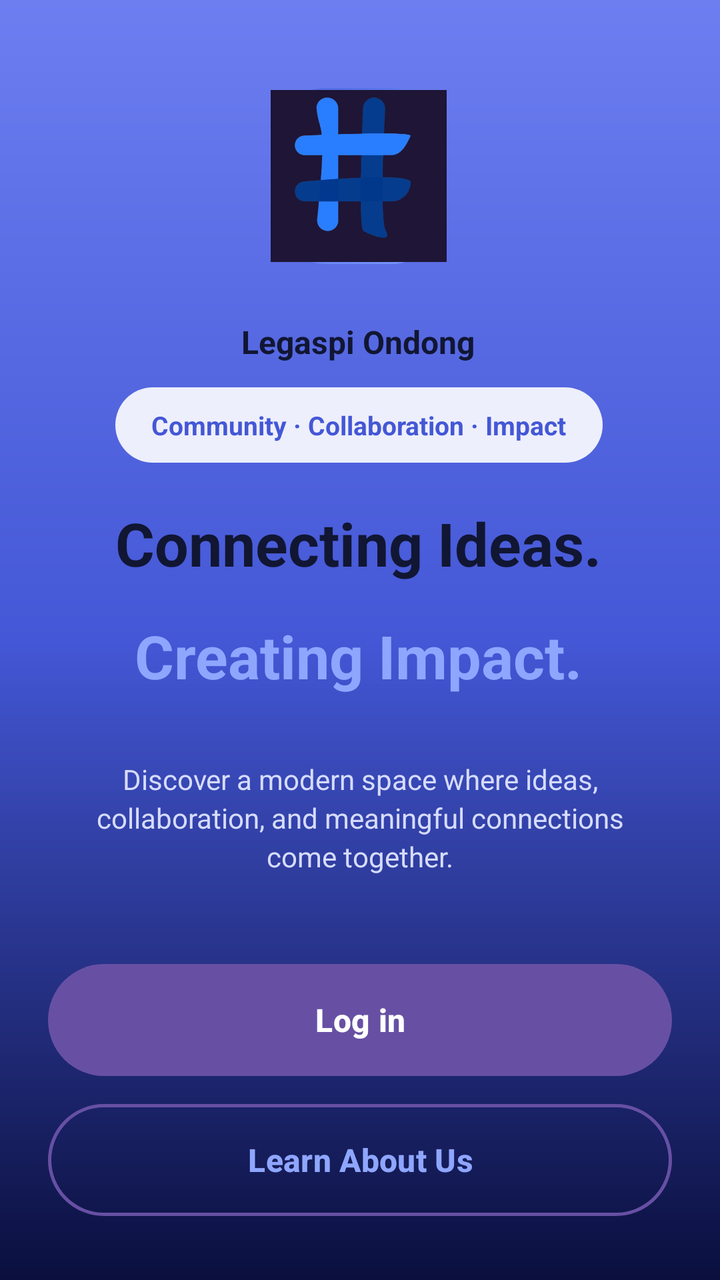
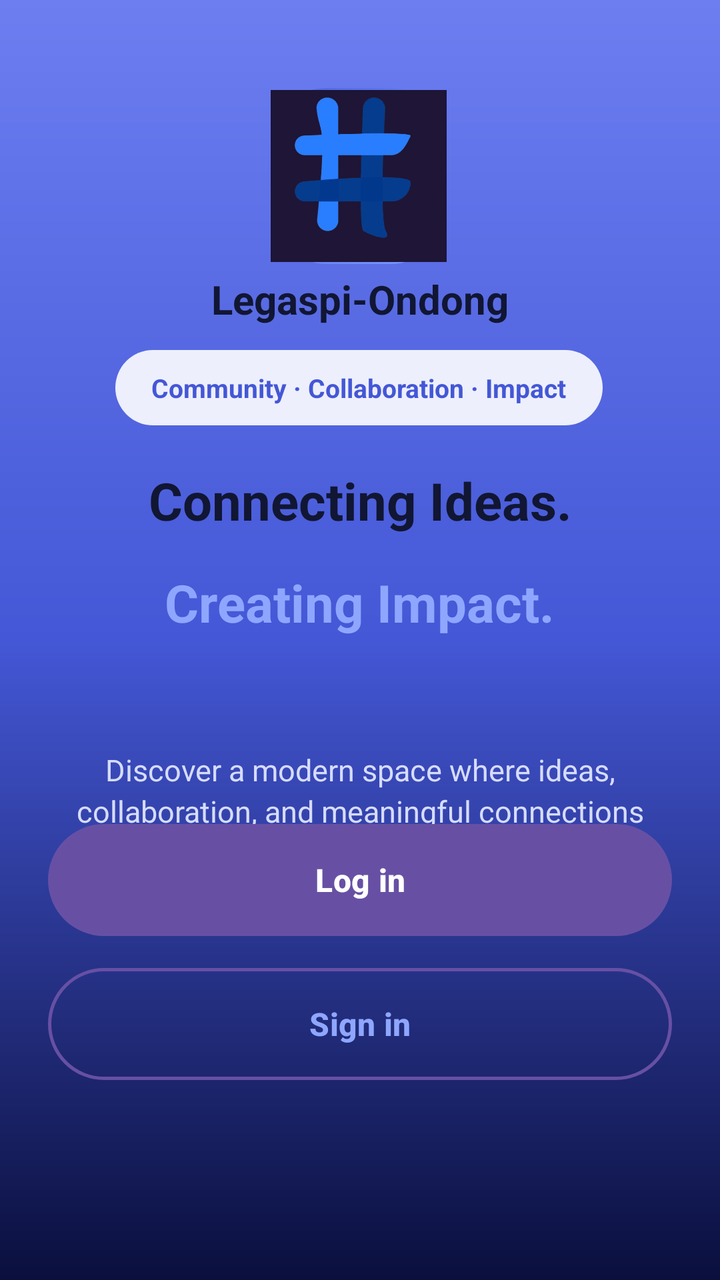

An Android layout rendered at two revisions. The XML below is the earlier revision; the diff shows what the commit changed to produce the second picture.
<!-- AndroidManifest.xml: application theme Theme.HashLogobtn -->
<!-- res/layout/activity_main.xml -->
<?xml version="1.0" encoding="utf-8"?>
<androidx.constraintlayout.widget.ConstraintLayout xmlns:android="http://schemas.android.com/apk/res/android"
    xmlns:app="http://schemas.android.com/apk/res-auto"
    xmlns:tools="http://schemas.android.com/tools"
    android:layout_width="match_parent"
    android:layout_height="match_parent"
    android:background="@drawable/bg_gradient"
    tools:layout_editor_absoluteX="0dp"
    tools:layout_editor_absoluteY="20dp">

    <FrameLayout
        android:id="@+id/iconContainer"
        android:layout_width="88dp"
        android:layout_height="88dp"
        android:layout_marginTop="44dp"
        android:background="@drawable/bg_app_icon"
        app:layout_constraintEnd_toEndOf="parent"
        app:layout_constraintHorizontal_bias="0.498"
        app:layout_constraintStart_toStartOf="parent"
        app:layout_constraintTop_toTopOf="parent">

        <ImageView
            android:id="@+id/imageView"
            android:layout_width="wrap_content"
            android:layout_height="match_parent"
            app:srcCompat="@drawable/hashbox_logo_removebg_preview" />
    </FrameLayout>

    <TextView
        android:id="@+id/appNameText"
        android:layout_width="wrap_content"
        android:layout_height="wrap_content"
        android:layout_marginTop="28dp"
        android:text="@string/app_name"
        android:textColor="@color/text_dark"
        android:textSize="16sp"
        android:textStyle="bold"
        app:layout_constraintEnd_toEndOf="parent"
        app:layout_constraintHorizontal_bias="0.496"
        app:layout_constraintStart_toStartOf="parent"
        app:layout_constraintTop_toBottomOf="@id/iconContainer" />

    <TextView
        android:id="@+id/pillText"
        android:layout_width="wrap_content"
        android:layout_height="wrap_content"
        android:layout_marginTop="12dp"
        android:background="@drawable/bg_pill"
        android:paddingHorizontal="18dp"
        android:paddingVertical="10dp"
        android:text="@string/tagline_pill"
        android:textColor="@color/pill_text"
        android:textSize="13sp"
        android:textStyle="bold"
        app:layout_constraintEnd_toEndOf="parent"
        app:layout_constraintHorizontal_bias="0.497"
        app:layout_constraintStart_toStartOf="parent"
        app:layout_constraintTop_toBottomOf="@id/appNameText" />

    <TextView
        android:id="@+id/titleLine1"
        android:layout_width="wrap_content"
        android:layout_height="wrap_content"
        android:layout_marginTop="20dp"
        android:text="@string/title_line1"
        android:textColor="@color/text_dark"
        android:textSize="30sp"
        android:textStyle="bold"
        app:layout_constraintEnd_toEndOf="parent"
        app:layout_constraintHorizontal_bias="0.493"
        app:layout_constraintStart_toStartOf="parent"
        app:layout_constraintTop_toBottomOf="@id/pillText" />

    <TextView
        android:id="@+id/titleLine2"
        android:layout_width="wrap_content"
        android:layout_height="wrap_content"
        android:layout_marginTop="16dp"
        android:text="@string/title_line2"
        android:textColor="@color/accent_blue_light"
        android:textSize="30sp"
        android:textStyle="bold"
        app:layout_constraintEnd_toEndOf="parent"
        app:layout_constraintHorizontal_bias="0.494"
        app:layout_constraintStart_toStartOf="parent"
        app:layout_constraintTop_toBottomOf="@id/titleLine1" />

    <TextView
        android:id="@+id/descriptionText"
        android:layout_width="0dp"
        android:layout_height="wrap_content"
        android:layout_marginHorizontal="36dp"
        android:layout_marginTop="32dp"
        android:gravity="center"
        android:lineSpacingExtra="3dp"
        android:text="@string/description"
        android:textColor="@color/text_light_gray"
        android:textSize="14sp"
        app:layout_constraintEnd_toEndOf="parent"
        app:layout_constraintStart_toStartOf="parent"
        app:layout_constraintTop_toBottomOf="@id/titleLine2" />

    <Button
        android:id="@+id/myButton"
        android:layout_width="0dp"
        android:layout_height="56dp"
        android:layout_marginHorizontal="24dp"
        android:layout_marginBottom="14dp"
        android:background="@drawable/bg_button_filled"
        android:text="@string/btn_login"
        android:textAllCaps="false"
        android:textColor="@color/text_white"
        android:textSize="16sp"
        android:textStyle="bold"
        app:layout_constraintBottom_toTopOf="@id/learnMoreButton"
        app:layout_constraintEnd_toEndOf="parent"
        app:layout_constraintStart_toStartOf="parent" />

    <Button
        android:id="@+id/learnMoreButton"
        android:layout_width="0dp"
        android:layout_height="56dp"
        android:layout_marginHorizontal="24dp"
        android:layout_marginBottom="32dp"
        android:background="@drawable/bg_button_outline"
        android:text="@string/btn_learn_more"
        android:textAllCaps="false"
        android:textColor="@color/accent_blue_light"
        android:textSize="16sp"
        android:textStyle="bold"
        app:layout_constraintBottom_toBottomOf="parent"
        app:layout_constraintEnd_toEndOf="parent"
        app:layout_constraintStart_toStartOf="parent" />

    <androidx.constraintlayout.widget.Guideline
        android:layout_width="wrap_content"
        android:layout_height="wrap_content" />

</androidx.constraintlayout.widget.ConstraintLayout>
<!-- resources referenced by this layout -->
<resources>
  <color name="accent_blue_light">#8FA6FF</color>
  <color name="pill_text">#4457D6</color>
  <color name="text_dark">#111633</color>
  <color name="text_light_gray">#D6DCFF</color>
  <color name="text_white">#FFFFFF</color>
  <!-- drawable bg_app_icon (drawable) -->
  <?xml version="1.0" encoding="utf-8"?>
  <shape xmlns:android="http://schemas.android.com/apk/res/android" android:shape="rectangle">
      <corners android:radius="28dp" />
      <gradient
          android:angle="135"
          android:startColor="@color/icon_bg_top"
          android:endColor="@color/icon_bg_bottom"
          android:type="linear" />
  </shape>
  <!-- drawable bg_button_filled (drawable) -->
  <?xml version="1.0" encoding="utf-8"?>
  <shape xmlns:android="http://schemas.android.com/apk/res/android" android:shape="rectangle">
      <corners android:radius="28dp" />
      <solid android:color="@color/button_login_bg" />
  </shape>
  <!-- drawable bg_button_outline (drawable) -->
  <?xml version="1.0" encoding="utf-8"?>
  <shape xmlns:android="http://schemas.android.com/apk/res/android" android:shape="rectangle">
      <corners android:radius="28dp" />
      <solid android:color="@color/transparent" />
      <stroke android:width="1.5dp" android:color="@color/button_outline_border" />
  </shape>
  <!-- drawable bg_gradient (drawable) -->
  <?xml version="1.0" encoding="utf-8"?>
  <shape xmlns:android="http://schemas.android.com/apk/res/android" android:shape="rectangle">
      <gradient
          android:angle="270"
          android:startColor="@color/gradient_top"
          android:centerColor="@color/gradient_mid"
          android:endColor="@color/gradient_bottom"
          android:type="linear" />
  </shape>
  <!-- drawable bg_pill (drawable) -->
  <?xml version="1.0" encoding="utf-8"?>
  <shape xmlns:android="http://schemas.android.com/apk/res/android" android:shape="rectangle">
      <corners android:radius="24dp" />
      <solid android:color="@color/pill_background" />
  </shape>
  <!-- drawable hashbox_logo_removebg_preview: png bitmap (drawable, 55050 bytes) -->
  <string name="app_name">Legaspi Ondong</string>
  <string name="btn_learn_more">Learn About Us</string>
  <string name="btn_login">Log in</string>
  <string name="description">Discover a modern space where ideas, collaboration, and meaningful connections come together.</string>
  <string name="tagline_pill">Community · Collaboration · Impact</string>
  <string name="title_line1">Connecting Ideas.</string>
  <string name="title_line2">Creating Impact.</string>
  <style name="Theme.HashLogobtn" parent="Base.Theme.HashLogobtn" />
  <color name="icon_bg_top">#7C9CFF</color>
  <color name="icon_bg_bottom">#4A63E0</color>
  <color name="button_login_bg">#5B7CFA</color>
  <color name="transparent">#00000000</color>
  <color name="button_outline_border">#5B7CFA</color>
  <color name="gradient_top">#6C7EF0</color>
  <color name="gradient_mid">#4457D6</color>
  <color name="gradient_bottom">#0A0F3D</color>
  <color name="pill_background">#EDEFFC</color>
  <style name="Base.Theme.HashLogobtn" parent="Theme.Material3.DayNight.NoActionBar">
          
          
      </style>
</resources>

<!-- the commit's change to res/layout/activity_main.xml (unified diff, before → after) -->
@@ -30,13 +30,12 @@
         android:id="@+id/appNameText"
         android:layout_width="wrap_content"
         android:layout_height="wrap_content"
-        android:layout_marginTop="28dp"
+        android:layout_marginTop="4dp"
         android:text="@string/app_name"
         android:textColor="@color/text_dark"
-        android:textSize="16sp"
+        android:textSize="20sp"
         android:textStyle="bold"
         app:layout_constraintEnd_toEndOf="parent"
-        app:layout_constraintHorizontal_bias="0.496"
         app:layout_constraintStart_toStartOf="parent"
         app:layout_constraintTop_toBottomOf="@id/iconContainer" />
 
@@ -64,10 +63,9 @@
         android:layout_marginTop="20dp"
         android:text="@string/title_line1"
         android:textColor="@color/text_dark"
-        android:textSize="30sp"
+        android:textSize="26sp"
         android:textStyle="bold"
         app:layout_constraintEnd_toEndOf="parent"
-        app:layout_constraintHorizontal_bias="0.493"
         app:layout_constraintStart_toStartOf="parent"
         app:layout_constraintTop_toBottomOf="@id/pillText" />
 
@@ -78,10 +76,9 @@
         android:layout_marginTop="16dp"
         android:text="@string/title_line2"
         android:textColor="@color/accent_blue_light"
-        android:textSize="30sp"
+        android:textSize="26sp"
         android:textStyle="bold"
         app:layout_constraintEnd_toEndOf="parent"
-        app:layout_constraintHorizontal_bias="0.494"
         app:layout_constraintStart_toStartOf="parent"
         app:layout_constraintTop_toBottomOf="@id/titleLine1" />
 
@@ -90,22 +87,38 @@
         android:layout_width="0dp"
         android:layout_height="wrap_content"
         android:layout_marginHorizontal="36dp"
-        android:layout_marginTop="32dp"
+        android:layout_marginTop="56dp"
         android:gravity="center"
         android:lineSpacingExtra="3dp"
         android:text="@string/description"
         android:textColor="@color/text_light_gray"
-        android:textSize="14sp"
+        android:textSize="15sp"
         app:layout_constraintEnd_toEndOf="parent"
         app:layout_constraintStart_toStartOf="parent"
         app:layout_constraintTop_toBottomOf="@id/titleLine2" />
+
+    <Button
+        android:id="@+id/learnMoreButton"
+        android:layout_width="0dp"
+        android:layout_height="56dp"
+        android:layout_marginHorizontal="24dp"
+        android:layout_marginBottom="100dp"
+        android:background="@drawable/bg_button_outline"
+        android:text="@string/btn_Sign"
+        android:textAllCaps="false"
+        android:textColor="@color/accent_blue_light"
+        android:textSize="16sp"
+        android:textStyle="bold"
+        app:layout_constraintBottom_toBottomOf="parent"
+        app:layout_constraintEnd_toEndOf="parent"
+        app:layout_constraintStart_toStartOf="parent" />
 
     <Button
         android:id="@+id/myButton"
         android:layout_width="0dp"
         android:layout_height="56dp"
         android:layout_marginHorizontal="24dp"
-        android:layout_marginBottom="14dp"
+        android:layout_marginBottom="16dp"
         android:background="@drawable/bg_button_filled"
         android:text="@string/btn_login"
         android:textAllCaps="false"
@@ -116,22 +129,6 @@
         app:layout_constraintEnd_toEndOf="parent"
         app:layout_constraintStart_toStartOf="parent" />
 
-    <Button
-        android:id="@+id/learnMoreButton"
-        android:layout_width="0dp"
-        android:layout_height="56dp"
-        android:layout_marginHorizontal="24dp"
-        android:layout_marginBottom="32dp"
-        android:background="@drawable/bg_button_outline"
-        android:text="@string/btn_learn_more"
-        android:textAllCaps="false"
-        android:textColor="@color/accent_blue_light"
-        android:textSize="16sp"
-        android:textStyle="bold"
-        app:layout_constraintBottom_toBottomOf="parent"
-        app:layout_constraintEnd_toEndOf="parent"
-        app:layout_constraintStart_toStartOf="parent" />
-
     <androidx.constraintlayout.widget.Guideline
         android:layout_width="wrap_content"
         android:layout_height="wrap_content" />
<!-- resource entries referenced after the edit -->
@@ -45,8 +45,8 @@
       <solid android:color="@color/pill_background" />
   </shape>
   <!-- drawable hashbox_logo_removebg_preview: png bitmap (drawable, 55050 bytes) -->
-  <string name="app_name">Legaspi Ondong</string>
-  <string name="btn_learn_more">Learn About Us</string>
+  <string name="app_name">Legaspi-Ondong</string>
+  <string name="btn_Sign">Sign in</string>
   <string name="btn_login">Log in</string>
   <string name="description">Discover a modern space where ideas, collaboration, and meaningful connections come together.</string>
   <string name="tagline_pill">Community · Collaboration · Impact</string>
